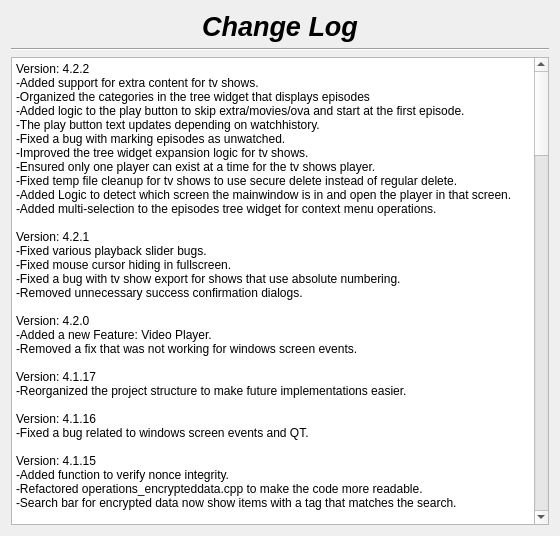
Old version of the form changelog.ui in the repository therealMaPMaKeR/MMDiary.
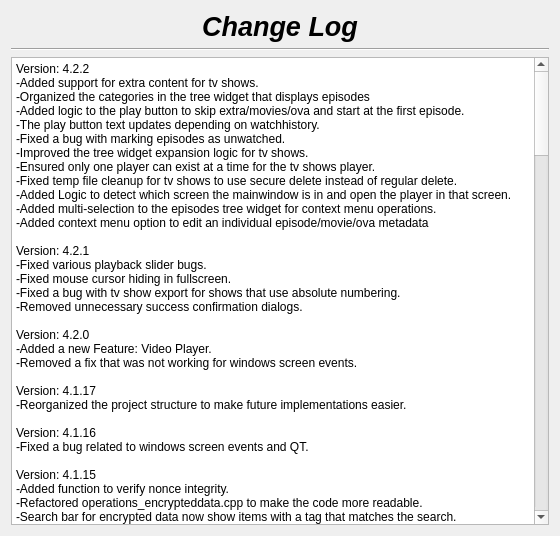
New version of the form.

Commit message: added context menu option to edit metadata for episodes

What changed in the file:
```diff
--- a/changelog.ui
+++ b/changelog.ui
@@ -56,7 +56,7 @@
 li.checked::marker { content: &quot;\2612&quot;; }
 &lt;/style&gt;&lt;/head&gt;&lt;body style=&quot; font-family:'Segoe UI'; font-size:9pt; font-weight:400; font-style:normal;&quot;&gt;
 &lt;p style=&quot; margin-top:0px; margin-bottom:0px; margin-left:0px; margin-right:0px; -qt-block-indent:0; text-indent:0px;&quot;&gt;Version: 4.2.2&lt;br /&gt;-Added support for extra content for tv shows.&lt;/p&gt;
-&lt;p style=&quot; margin-top:0px; margin-bottom:0px; margin-left:0px; margin-right:0px; -qt-block-indent:0; text-indent:0px;&quot;&gt;-Organized the categories in the tree widget that displays episodes&lt;br /&gt;-Added logic to the play button to skip extra/movies/ova and start at the first episode.&lt;br /&gt;-The play button text updates depending on watchhistory.&lt;br /&gt;-Fixed a bug with marking episodes as unwatched.&lt;br /&gt;-Improved the tree widget expansion logic for tv shows.&lt;br /&gt;-Ensured only one player can exist at a time for the tv shows player.&lt;br /&gt;-Fixed temp file cleanup for tv shows to use secure delete instead of regular delete.&lt;br /&gt;-Added Logic to detect which screen the mainwindow is in and open the player in that screen.&lt;br /&gt;-Added multi-selection to the episodes tree widget for context menu operations.&lt;br /&gt;&lt;br /&gt;Version: 4.2.1&lt;br /&gt;-Fixed various playback slider bugs.&lt;br /&gt;-Fixed mouse cursor hiding in fullscreen.&lt;br /&gt;-Fixed a bug with tv show export for shows that use absolute numbering.&lt;/p&gt;
+&lt;p style=&quot; margin-top:0px; margin-bottom:0px; margin-left:0px; margin-right:0px; -qt-block-indent:0; text-indent:0px;&quot;&gt;-Organized the categories in the tree widget that displays episodes&lt;br /&gt;-Added logic to the play button to skip extra/movies/ova and start at the first episode.&lt;br /&gt;-The play button text updates depending on watchhistory.&lt;br /&gt;-Fixed a bug with marking episodes as unwatched.&lt;br /&gt;-Improved the tree widget expansion logic for tv shows.&lt;br /&gt;-Ensured only one player can exist at a time for the tv shows player.&lt;br /&gt;-Fixed temp file cleanup for tv shows to use secure delete instead of regular delete.&lt;br /&gt;-Added Logic to detect which screen the mainwindow is in and open the player in that screen.&lt;br /&gt;-Added multi-selection to the episodes tree widget for context menu operations.&lt;br /&gt;-Added context menu option to edit an individual episode/movie/ova metadata&lt;br /&gt;&lt;br /&gt;Version: 4.2.1&lt;br /&gt;-Fixed various playback slider bugs.&lt;br /&gt;-Fixed mouse cursor hiding in fullscreen.&lt;br /&gt;-Fixed a bug with tv show export for shows that use absolute numbering.&lt;/p&gt;
 &lt;p style=&quot; margin-top:0px; margin-bottom:0px; margin-left:0px; margin-right:0px; -qt-block-indent:0; text-indent:0px;&quot;&gt;-Removed unnecessary success confirmation dialogs.&lt;br /&gt;&lt;br /&gt;Version: 4.2.0&lt;br /&gt;-Added a new Feature: Video Player.&lt;/p&gt;
 &lt;p style=&quot; margin-top:0px; margin-bottom:0px; margin-left:0px; margin-right:0px; -qt-block-indent:0; text-indent:0px;&quot;&gt;-Removed a fix that was not working for windows screen events.&lt;/p&gt;
 &lt;p style=&quot;-qt-paragraph-type:empty; margin-top:0px; margin-bottom:0px; margin-left:0px; margin-right:0px; -qt-block-indent:0; text-indent:0px;&quot;&gt;&lt;br /&gt;&lt;/p&gt;
```
The commit also changes 5 other files.
